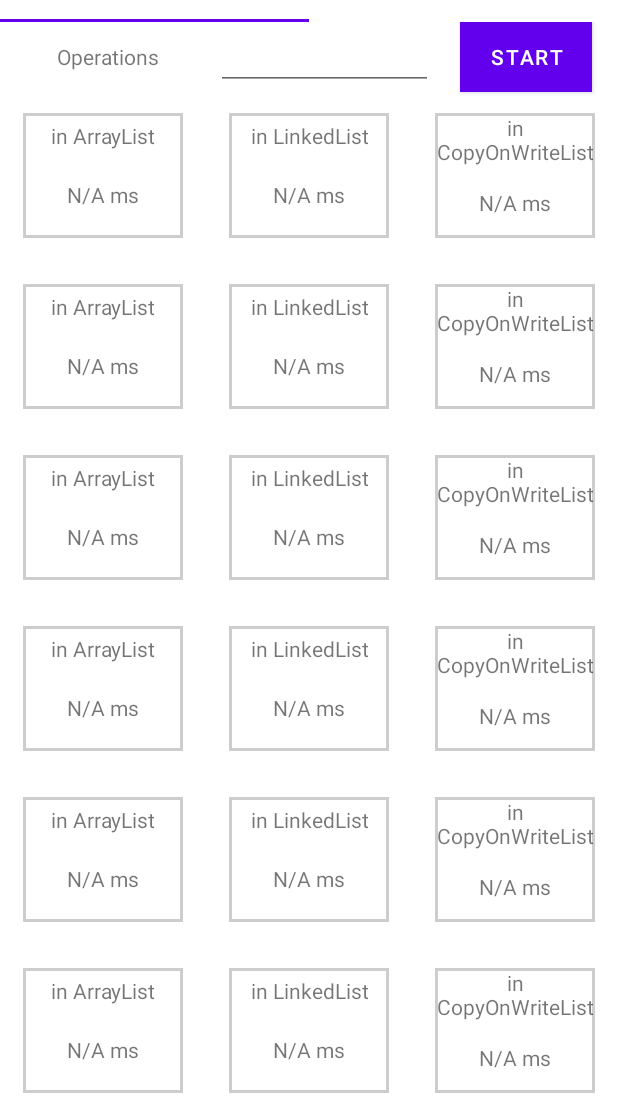
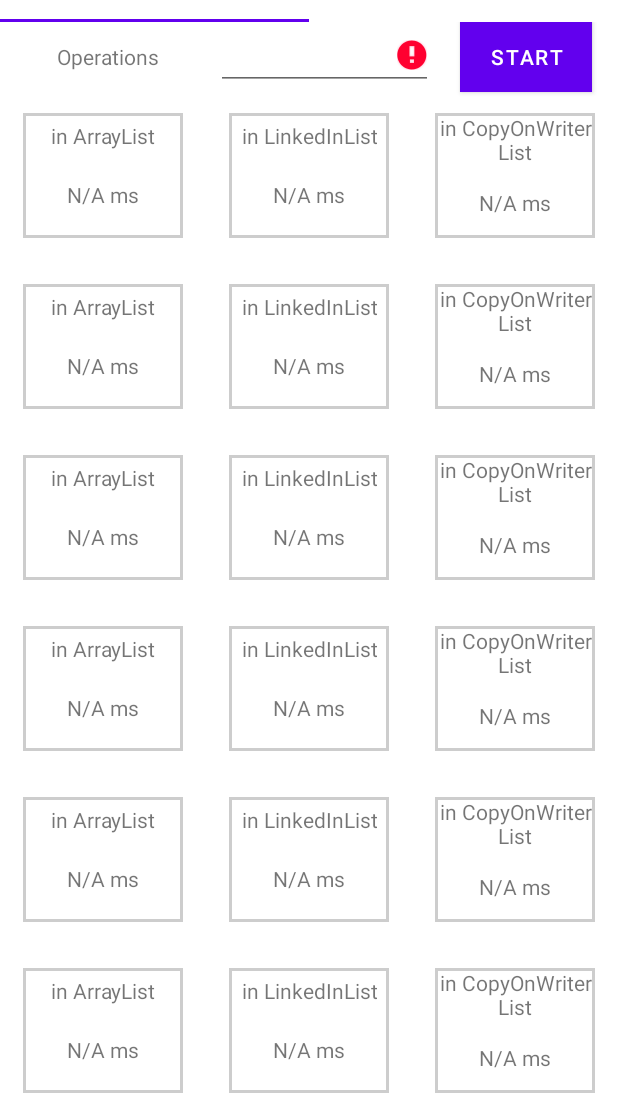
Before and after one commit to oChapel/CollectionsAndMaps, an Android app: the screen it shows after launch (MainActivity), after a tap on "START", on a phone screen of 412 x 824 dp, the part 134-1236 px from its top. Run offline under Robolectric (Android 15) with nearby library versions, the phone set to English and light mode, and no system bars.

Commit message:
Move generateCollectionItems to CollectionsFragment, use String resources, validate sizeOperations, moving animation to bind()

```diff
--- a/app/src/main/java/ua/com/foxminded/collectionsandmaps/CollectionsFragment.java
+++ b/app/src/main/java/ua/com/foxminded/collectionsandmaps/CollectionsFragment.java
@@ -9,6 +9,7 @@ import androidx.recyclerview.widget.GridLayoutManager;
 import androidx.recyclerview.widget.RecyclerView;
 
 import android.os.Message;
+import android.util.Log;
 import android.view.LayoutInflater;
 import android.view.View;
 import android.view.ViewGroup;
@@ -22,9 +23,10 @@ import java.util.List;
 public class CollectionsFragment extends Fragment implements View.OnClickListener {
 
     private final CollectionsRecyclerAdapter collectionsAdapter = new CollectionsRecyclerAdapter();
+    private final String TAG = "TAG 1";
 
+    EditText sizeOperations;
     String[] arrayTypes;
-    EditText sizeOperations;
 
     @Override
     public View onCreateView(LayoutInflater inflater, ViewGroup container,
@@ -53,9 +55,15 @@ public class CollectionsFragment extends Fragment implements View.OnClickListene
 
     @Override
     public void onClick(View v) {
+
+        if (sizeOperations.getText().toString().matches("")) {
+            sizeOperations.setError(getActivity().getApplicationContext().getResources().getString(R.string.emptyEditText));
+        } else {
+
             Toast.makeText(getActivity().getApplicationContext(), getResources().getText(R.string.startingCalc), Toast.LENGTH_SHORT).show();
 
             int size = Integer.parseInt(sizeOperations.getText().toString());
+            Log.i(TAG, "Size - " + size);
 
             Thread t1 = new Thread(new Runnable() {
                 final  List<Integer> arrayList = new ArrayList<>();
@@ -66,4 +74,19 @@ public class CollectionsFragment extends Fragment implements View.OnClickListene
             });
             t1.start();
         }
+
     }
+
+    public static List<Items> generateCollectionItems(List<Items> items) {
+
+        String[] arrayTypes = MainActivity.getAppContext().getResources().getStringArray(R.array.strArrayTypes);
+
+        for (int i = 0; i < 7; i++) {
+            for (String arrayType : arrayTypes) {
+                items.add(new Items(arrayType, MainActivity.getAppContext().getResources().getString(R.string.NAms), true));
+            }
+        }
+        return items;
+    }
+
+}
--- a/app/src/main/java/ua/com/foxminded/collectionsandmaps/CollectionsRecyclerAdapter.java
+++ b/app/src/main/java/ua/com/foxminded/collectionsandmaps/CollectionsRecyclerAdapter.java
@@ -1,10 +1,8 @@
 package ua.com.foxminded.collectionsandmaps;
 
-import android.util.Log;
 import android.view.LayoutInflater;
 import android.view.View;
 import android.view.ViewGroup;
-import android.view.animation.Animation;
 import android.view.animation.AnimationUtils;
 import android.widget.ProgressBar;
 import android.widget.TextView;
@@ -17,8 +15,7 @@ import java.util.List;
 
 public class CollectionsRecyclerAdapter extends RecyclerView.Adapter<CollectionsRecyclerAdapter.CollectionsHolder> {
 
-    ProgressBar progressBar;
-    List<Items> items = Items.generateCollectionItems(new ArrayList<>(), progressBar);
+    private final List<Items> items = CollectionsFragment.generateCollectionItems(new ArrayList<>());
 
     public CollectionsRecyclerAdapter() {
     }
@@ -32,8 +29,6 @@ public class CollectionsRecyclerAdapter extends RecyclerView.Adapter<Collections
 
     @Override
     public void onBindViewHolder(@NonNull CollectionsHolder holder, int position) {
-        Animation animation = AnimationUtils.loadAnimation(holder.itemView.getContext(), android.R.anim.fade_out);
-        holder.itemView.startAnimation(animation);
         holder.bind(items.get(position));
     }
 
@@ -58,6 +53,7 @@ public class CollectionsRecyclerAdapter extends RecyclerView.Adapter<Collections
         public void bind(@NonNull Items item) {
             arrayType.setText(item.name);
             calcTime.setText(item.calcResults);
+            itemView.startAnimation(AnimationUtils.loadAnimation(itemView.getContext(), android.R.anim.fade_out));
         }
     }
 }
--- a/app/src/main/java/ua/com/foxminded/collectionsandmaps/Items.java
+++ b/app/src/main/java/ua/com/foxminded/collectionsandmaps/Items.java
@@ -1,31 +1,15 @@
 package ua.com.foxminded.collectionsandmaps;
-
-import android.widget.ProgressBar;
-
-import java.util.List;
 
 public class Items {
 
     public final String name;
     public final String calcResults;
-    public final ProgressBar progressBar;
+    public final boolean progressBarFlag;
 
-    public Items(String name, String calcResults, ProgressBar progressBar) {
+    public Items(String name, String calcResults, boolean progressBarFlag) {
         this.name = name;
         this.calcResults = calcResults;
-        this.progressBar = progressBar;
-    }
-
-    public static List<Items> generateCollectionItems(List<Items> items, ProgressBar progressBar) {
-
-        String[] arrayTypes = {"in ArrayList","in LinkedList","in CopyOnWriteList"};
-
-        for (int i = 0; i < 7; i++) {
-            for (String arrayType : arrayTypes) {
-                items.add(new Items(arrayType, "N/A ms", progressBar));
-            }
-        }
-        return items;
+        this.progressBarFlag = progressBarFlag;
     }
 
 }
--- a/app/src/main/java/ua/com/foxminded/collectionsandmaps/MainActivity.java
+++ b/app/src/main/java/ua/com/foxminded/collectionsandmaps/MainActivity.java
@@ -7,7 +7,6 @@ import androidx.viewpager2.widget.ViewPager2;
 
 import android.content.Context;
 import android.os.Bundle;
-import android.util.Log;
 
 import com.google.android.material.tabs.TabLayout;
 import com.google.android.material.tabs.TabLayoutMediator;
@@ -15,10 +14,13 @@ import com.google.android.material.tabs.TabLayoutMediator;
 public class MainActivity extends AppCompatActivity {
 
     private TabLayoutMediator tabLayoutMediator;
+    private static Context context;
 
     @Override
     protected void onCreate(Bundle savedInstanceState) {
         super.onCreate(savedInstanceState);
+        MainActivity.context = getApplicationContext();
+
         setContentView(R.layout.activity_main);
 
         TabLayout tabLayout = findViewById(R.id.tabLayout);
@@ -42,4 +44,9 @@ public class MainActivity extends AppCompatActivity {
         super.onDestroy();
         tabLayoutMediator.detach();
     }
+
+    public static Context getAppContext() {
+        return MainActivity.context;
+    }
+
 }
--- a/app/src/main/res/layout/fragment_collections.xml
+++ b/app/src/main/res/layout/fragment_collections.xml
@@ -22,6 +22,7 @@
         android:id="@+id/operationsInput"
         android:layout_width="0dp"
         android:layout_height="wrap_content"
+        android:inputType="number"
         app:layout_constraintBottom_toTopOf="@+id/recyclerView"
         app:layout_constraintEnd_toStartOf="@id/guideLine2"
         app:layout_constraintStart_toEndOf="@id/guideLine1"
--- a/app/src/main/res/values/strings.xml
+++ b/app/src/main/res/values/strings.xml
@@ -5,6 +5,7 @@
     <string name="start">Start</string>
 
     <string name="startingCalc">Starting calculations</string>
+    <string name="emptyEditText">Enter number of operations</string>
     <string name="NAms">N/A ms</string>
 
     <string-array name="collectionsMapsTXT">
@@ -26,24 +27,6 @@
         <item>in ArrayList</item>
         <item>in LinkedInList</item>
         <item>in CopyOnWriterList</item>
-        <item>in ArrayList</item>
-        <item>in LinkedInList</item>
-        <item>in CopyOnWriterList</item>
-        <item>in ArrayList</item>
-        <item>in LinkedInList</item>
-        <item>in CopyOnWriterList</item>
-        <item>in ArrayList</item>
-        <item>in LinkedInList</item>
-        <item>in CopyOnWriterList</item>
-        <item>in ArrayList</item>
-        <item>in LinkedInList</item>
-        <item>in CopyOnWriterList</item>
-        <item>in ArrayList</item>
-        <item>in LinkedInList</item>
-        <item>in CopyOnWriterList</item>
-        <item>in ArrayList</item>
-        <item>in LinkedInList</item>
-        <item>in CopyOnWriterList</item>
     </string-array>
 
     <string-array name="mapsArray">
```
Lines whose indentation alone changed are shown as unchanged.
